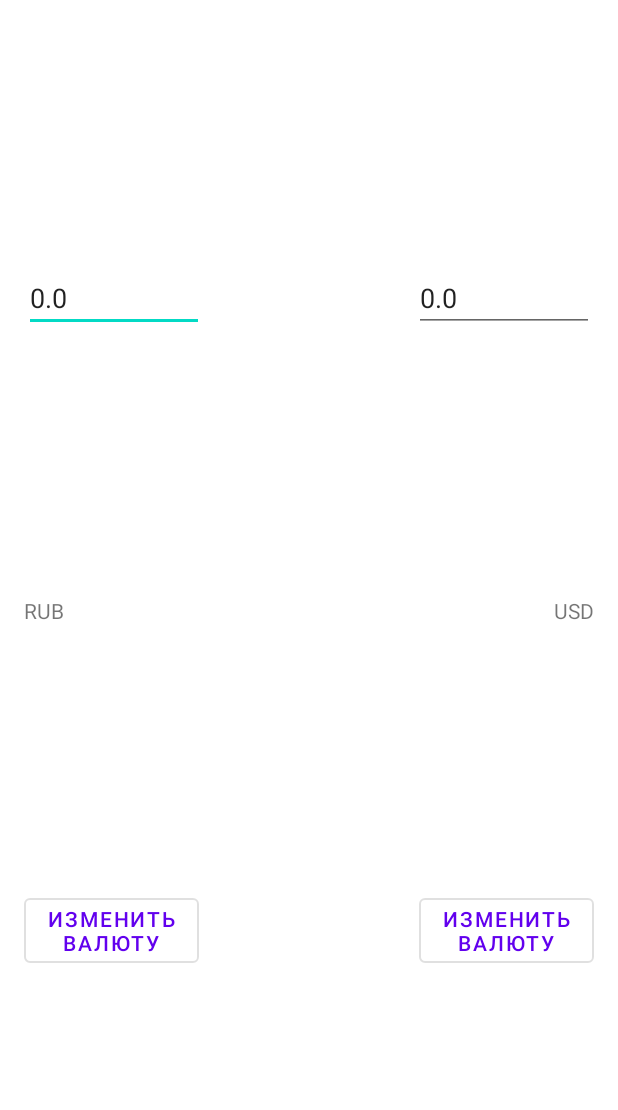
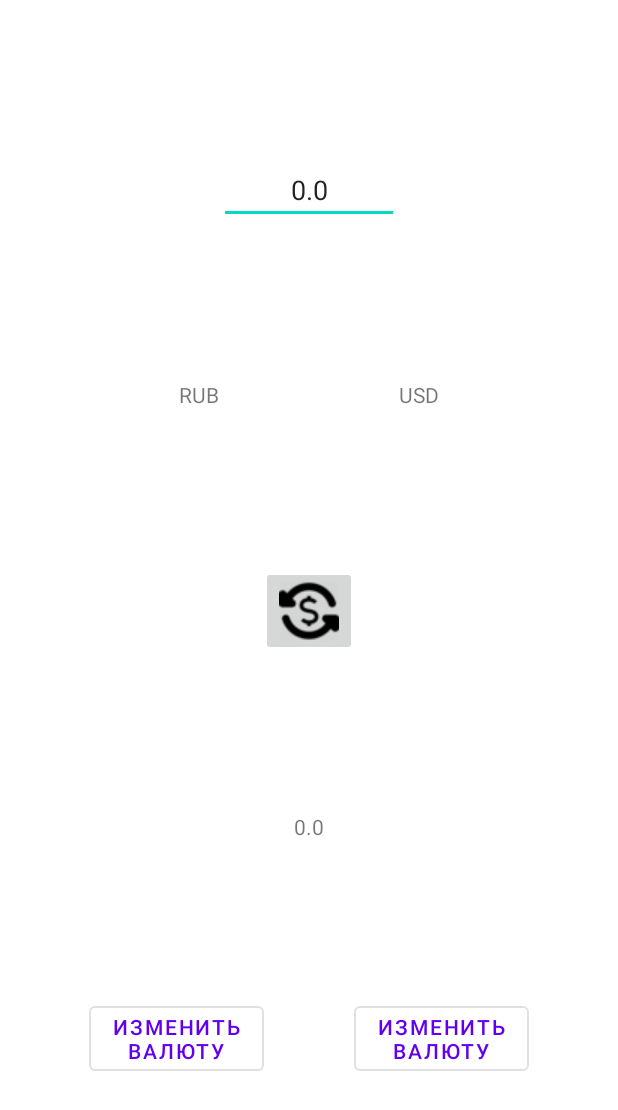
Before and after one commit to MardokUA/MoneyConvertor, an Android app: the layout fragment_convert.xml on its own in the app's theme, with its tools: preview values and no code run, on a phone screen of 412 x 824 dp. Shown: the top 1110 px of the screen. Run offline under Robolectric (Android 15) with nearby library versions, the phone set to English and light mode, and no system bars.

Commit message:
The conversion method is implemented.

```diff
--- a/app/src/main/java/com/pet/moneyconvertor/ui/ConvertFragment.kt
+++ b/app/src/main/java/com/pet/moneyconvertor/ui/ConvertFragment.kt
@@ -63,6 +63,7 @@ class ConvertFragment : Fragment() {
         sharedRightModel.selected.observe(viewLifecycleOwner, Observer<CurrencyEntity> { currency ->
             viewModel.setRightCurrency(currency)
         })
+
         return binding.root
     }
     override fun onDestroyView() {
--- a/app/src/main/java/com/pet/moneyconvertor/viewmodels/ConvertViewModel.kt
+++ b/app/src/main/java/com/pet/moneyconvertor/viewmodels/ConvertViewModel.kt
@@ -1,6 +1,8 @@
 package com.pet.moneyconvertor.viewmodels
 
 import android.app.Application
+import android.view.View
+import android.widget.EditText
 import androidx.lifecycle.LiveData
 import androidx.lifecycle.MutableLiveData
 import androidx.lifecycle.ViewModel
@@ -12,18 +14,19 @@ import com.pet.moneyconvertor.room.getDatabase
 import kotlinx.coroutines.launch
 import retrofit2.HttpException
 import timber.log.Timber
+import kotlin.math.roundToInt
 
 class ConvertViewModel(applicationContext: Application) : ViewModel() {
-
-
-
     val leftCurrency : LiveData<CurrencyEntity>
         get() = _leftCurrency
     val rightCurrency : LiveData<CurrencyEntity>
         get() = _rightCurrency
+    val convertResult: LiveData<Double>
+        get() = _convertResult
 
     private val _leftCurrency = MutableLiveData<CurrencyEntity>()
     private val _rightCurrency = MutableLiveData<CurrencyEntity>()
+    private val _convertResult = MutableLiveData<Double>()
     private val dataBase = getDatabase(applicationContext)
     private val repository = CurrencyRepository(dataBase)
 
@@ -49,4 +52,13 @@ class ConvertViewModel(applicationContext: Application) : ViewModel() {
     fun setRightCurrency(currencyEntity: CurrencyEntity) {
         _rightCurrency.value = currencyEntity
     }
+    fun convert(view: View) {
+        val round = 100.0
+
+        val leftValue = leftCurrency.value?.value
+        val rightValue = rightCurrency.value?.value
+        val valueConvert = ((view as EditText).text).toString().toDouble()
+
+        _convertResult.value = ((valueConvert * leftValue!! / rightValue!!) * round).roundToInt() / round
+    }
 }
--- a/app/src/main/res/layout/fragment_convert.xml
+++ b/app/src/main/res/layout/fragment_convert.xml
@@ -4,10 +4,12 @@
     xmlns:tools="http://schemas.android.com/tools">
 
     <data>
+
         <variable
             name="viewModel"
             type="com.pet.moneyconvertor.viewmodels.ConvertViewModel" />
     </data>
+
     <androidx.constraintlayout.widget.ConstraintLayout
         android:layout_width="match_parent"
         android:layout_height="match_parent"
@@ -18,78 +20,89 @@
             style="?attr/materialButtonOutlinedStyle"
             android:layout_width="wrap_content"
             android:layout_height="wrap_content"
-            android:layout_marginStart="16dp"
-            android:layout_marginTop="8dp"
-            android:layout_marginBottom="8dp"
             android:text="@string/button_text"
             app:layout_constraintBottom_toBottomOf="parent"
+            app:layout_constraintEnd_toStartOf="@+id/buttonRight"
+            app:layout_constraintHorizontal_bias="0.5"
             app:layout_constraintStart_toStartOf="parent"
-            app:layout_constraintTop_toBottomOf="@+id/textViewLeft" />
+            app:layout_constraintTop_toBottomOf="@+id/editTextRightNumber" />
+
 
         <Button
             android:id="@+id/buttonRight"
             style="?attr/materialButtonOutlinedStyle"
             android:layout_width="wrap_content"
             android:layout_height="wrap_content"
-            android:layout_marginTop="8dp"
-            android:layout_marginEnd="16dp"
-            android:layout_marginBottom="8dp"
             android:text="@string/button_text"
-            app:layout_constraintBottom_toBottomOf="parent"
+            app:layout_constraintBottom_toBottomOf="@+id/buttonLeft"
             app:layout_constraintEnd_toEndOf="parent"
-            app:layout_constraintTop_toBottomOf="@+id/textViewRight" />
+            app:layout_constraintHorizontal_bias="0.5"
+            app:layout_constraintStart_toEndOf="@+id/buttonLeft" />
 
         <EditText
             android:id="@+id/editTextLeftNumber"
             android:layout_width="120dp"
             android:layout_height="wrap_content"
-            android:layout_marginStart="16dp"
-            android:layout_marginTop="8dp"
+            android:gravity="center"
             android:hint="@string/input_number_hint"
+            android:inputType="numberDecimal"
             app:layout_constraintBottom_toTopOf="@+id/textViewLeft"
+            app:layout_constraintEnd_toEndOf="parent"
+            app:layout_constraintHorizontal_bias="0.5"
             app:layout_constraintStart_toStartOf="parent"
             app:layout_constraintTop_toTopOf="parent"
-            android:inputType="numberDecimal"
-            tools:text="@string/default_value_edit_number"/>
+            tools:text="@string/default_value_edit_number" />
 
-        <EditText
+        <TextView
             android:id="@+id/editTextRightNumber"
-            android:layout_width="120dp"
+            android:layout_width="wrap_content"
             android:layout_height="wrap_content"
-            android:layout_marginTop="8dp"
-            android:layout_marginEnd="16dp"
-            android:hint="@string/input_number_hint"
-            android:inputType="numberDecimal"
-            app:layout_constraintBottom_toTopOf="@+id/textViewRight"
+            android:gravity="center"
+            android:hint="Результат"
+            android:text="@{String.valueOf(viewModel.convertResult)}"
+            app:layout_constraintBottom_toTopOf="@+id/buttonLeft"
             app:layout_constraintEnd_toEndOf="parent"
-            app:layout_constraintTop_toTopOf="parent"
-            tools:text="@string/default_value_edit_number"
-        />
-
+            app:layout_constraintHorizontal_bias="0.5"
+            app:layout_constraintStart_toStartOf="parent"
+            app:layout_constraintTop_toBottomOf="@+id/convertButton"
+            tools:text="@string/default_value_edit_number" />
 
         <TextView
             android:id="@+id/textViewLeft"
             android:layout_width="wrap_content"
             android:layout_height="wrap_content"
-            android:layout_marginStart="16dp"
-            android:layout_marginTop="8dp"
+            android:gravity="center"
             android:text="@{viewModel.leftCurrency.charCode??`Выберите валюту`}"
-            app:layout_constraintBottom_toTopOf="@+id/buttonLeft"
+            app:layout_constraintBottom_toTopOf="@+id/convertButton"
+            app:layout_constraintEnd_toStartOf="@+id/textViewRight"
+            app:layout_constraintHorizontal_bias="0.5"
             app:layout_constraintStart_toStartOf="parent"
             app:layout_constraintTop_toBottomOf="@+id/editTextLeftNumber"
-
             tools:text="RUB" />
 
         <TextView
             android:id="@+id/textViewRight"
             android:layout_width="wrap_content"
             android:layout_height="wrap_content"
-            android:layout_marginTop="8dp"
-            android:layout_marginEnd="16dp"
+            android:gravity="center"
             android:text="@{viewModel.rightCurrency.charCode??`Выберите валюту`}"
-            app:layout_constraintBottom_toTopOf="@+id/buttonRight"
+            app:layout_constraintBottom_toBottomOf="@+id/textViewLeft"
             app:layout_constraintEnd_toEndOf="parent"
-            app:layout_constraintTop_toBottomOf="@+id/editTextRightNumber"
+            app:layout_constraintHorizontal_bias="0.5"
+            app:layout_constraintStart_toEndOf="@+id/textViewLeft"
             tools:text="USD" />
+
+        <ImageButton
+            android:id="@+id/convertButton"
+            android:layout_width="wrap_content"
+            android:layout_height="wrap_content"
+            android:onClick="@{(view) -> viewModel.convert(editTextLeftNumber)}"
+            app:layout_constraintBottom_toTopOf="@+id/editTextRightNumber"
+            app:layout_constraintEnd_toEndOf="parent"
+            app:layout_constraintHorizontal_bias="0.5"
+            app:layout_constraintStart_toStartOf="parent"
+            app:layout_constraintTop_toBottomOf="@+id/textViewLeft"
+            app:layout_constraintVertical_bias="0.347"
+            app:srcCompat="@drawable/convert_icon" />
     </androidx.constraintlayout.widget.ConstraintLayout>
 </layout>
```
Also changed, not shown: app/src/main/res/drawable/convert_icon.png (added).
